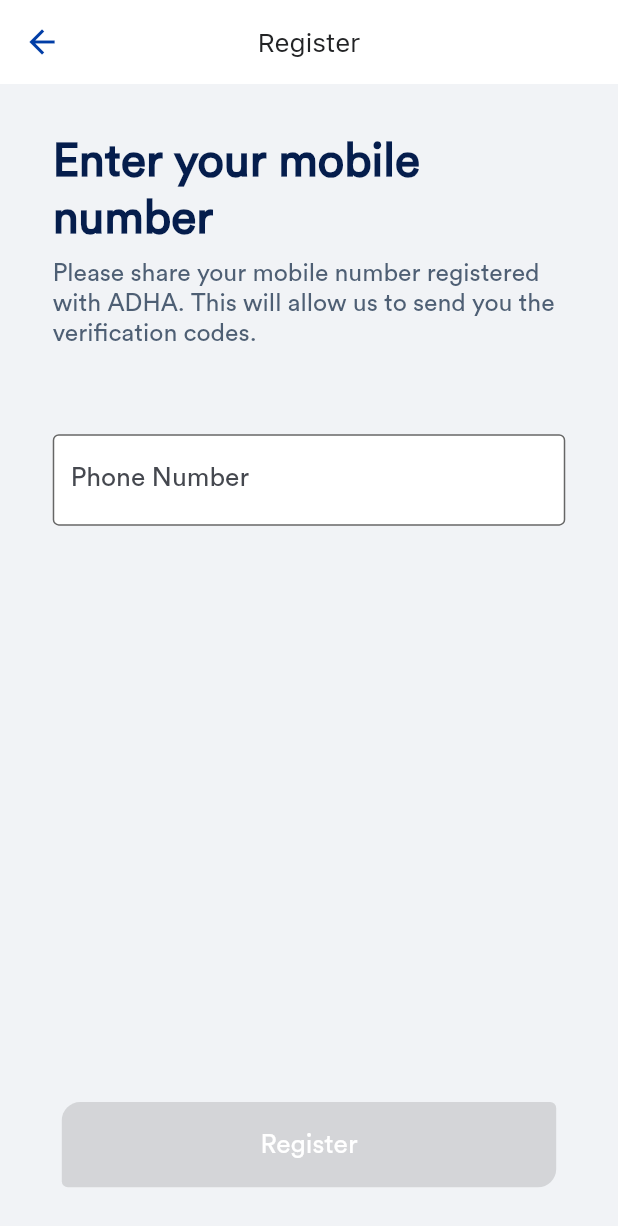
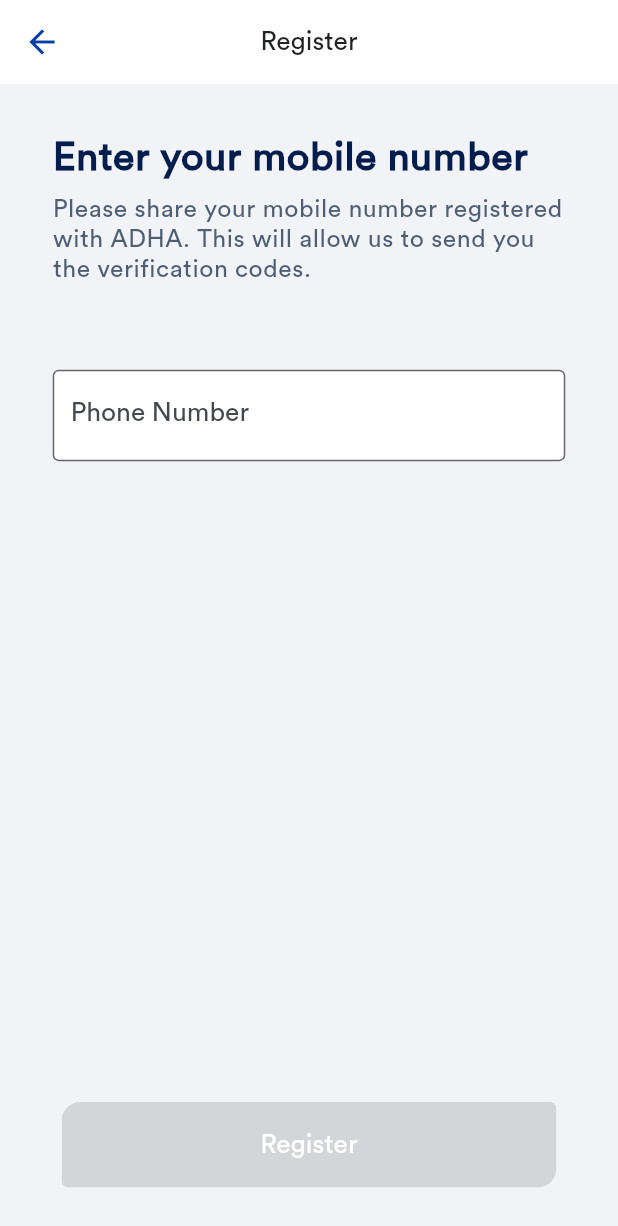
Before and after one commit to milind-nagarro/flutter_starter_kit, a Flutter app: the Register screen opened by its route, on a phone screen of 412 x 824 dp. Shown: the top 1226 px of the screen. Run offline on Flutter 3.47's test engine with Material 2 defaults, Android fonts, the light colour scheme and no system bars; our stand-ins replace bloc, chopper, equatable, firebase_analytics, firebase_core, firebase_crashlytics and 8 more; missing offline and left inert: app_settings; accounts and stored records are empty; generated files the repository leaves out were written again; statements that could not run were skipped.

Commit message:
Added permissions screen for location and faceid. Added location plugin and permission request logic. Minor UI updates in some widget and styles. Added alert dialog with 2 buttons.

```diff
--- a/lib/app/resources/assets.dart
+++ b/lib/app/resources/assets.dart
@@ -4,3 +4,7 @@ welcomeImage(int idx) => 'assets/images/bg$idx.jpg';
 const errorIconTextField = 'assets/images/error.png';
 const validIconTextField = 'assets/images/valid.png';
 const splashImage = 'assets/images/splash.jpg';
+const icLocationPermission = 'assets/images/ic_locationPermission.png';
+const icFaceidPermission = 'assets/images/ic_faceidPermission.png';
+
+const themeFont = 'Circular Std';
--- a/lib/app/resources/colors.dart
+++ b/lib/app/resources/colors.dart
@@ -29,3 +29,4 @@ const textFieldHintText = Color.fromRGBO(135, 143, 158, 1);
 const textFieldErrorBgColor = Color.fromRGBO(255, 234, 235, 1);
 const textFieldBorderColor = Color.fromRGBO(0, 144, 255, 1);
 const textFieldBorderValidColor = Color.fromRGBO(0, 133, 133, 1);
+const pageBGColorDefault = Color(0XFFF1F3F6);
--- a/lib/app/resources/style.dart
+++ b/lib/app/resources/style.dart
@@ -1,3 +1,5 @@
+import 'package:fab_nhl/app/resources/assets.dart';
+import 'package:flutter/cupertino.dart';
 import 'package:flutter/material.dart';
 import 'package:flutter_screenutil/flutter_screenutil.dart';
 
@@ -27,7 +29,7 @@ class FABStyles {
   static TextStyle appStyleButtonText(Color color) {
     return TextStyle(
       color: color,
-      fontFamily: 'Circular Std',
+      fontFamily: themeFont,
       fontWeight: FontWeight.w500,
       fontSize: 16.sp,
     );
@@ -36,7 +38,7 @@ class FABStyles {
   static TextStyle welcomeHeaderText(Color color) {
     return TextStyle(
       fontSize: 28.sp,
-      fontFamily: 'Circular Std',
+      fontFamily: themeFont,
       fontWeight: FontWeight.w900,
       height: 1.25,
       color: color,
@@ -48,11 +50,11 @@ class FABStyles {
       fontSize: 16.sp,
       fontWeight: FontWeight.w500,
       color: inputTextColor,
-      fontFamily: 'Circular Std');
+      fontFamily: themeFont);
 
   static TextStyle textFieldTextStyle(Color color) {
     return TextStyle(
-        fontFamily: 'Circular Std',
+        fontFamily: themeFont,
         color: color,
         fontWeight: FontWeight.w500,
         fontSize: 16.sp);
@@ -61,10 +63,11 @@ class FABStyles {
 // Style for header labels throughout the app
   static TextStyle appStyleHeaderText(Color color) {
     return TextStyle(
-      fontSize: 28.sp,
-      fontFamily: "Circular Std",
+      fontSize: 24.sp,
+      fontFamily: themeFont,
       fontWeight: FontWeight.bold,
-      height: 1.25,
+      height: 1.25.h,
+      letterSpacing: 0.33.sp,
       color: color,
     );
   }
@@ -73,19 +76,20 @@ class FABStyles {
       fontSize: 15.sp,
       fontWeight: FontWeight.w400,
       color: subHeader,
-      fontFamily: 'Circular Std');
+      letterSpacing: 0.33.sp,
+      fontFamily: themeFont);
 
   static final TextStyle redirectLabelStyle = TextStyle(
       fontSize: 14.sp,
       fontWeight: FontWeight.w500,
       color: hintLabel,
-      fontFamily: 'Circular Std');
+      fontFamily: themeFont);
 
   static final TextStyle errorLabelStyle = TextStyle(
       fontSize: 15.sp,
       fontWeight: FontWeight.w400,
       color: alertRed,
-      fontFamily: 'Circular Std');
+      fontFamily: themeFont);
 
   static final appThemeData = ThemeData(
     // primarySwatch: Colors.green,
@@ -121,6 +125,8 @@ class FABWidget {
     String title, {
     bool hasCancel = false,
     Function()? backAction,
+    String? rightBtnTitle,
+    Function()? rightBtnAction,
   }) {
     return AppBar(
         backgroundColor: Colors.white,
@@ -137,17 +143,28 @@ class FABWidget {
                   'cancel',
                   style: TextStyle(
                       color: primaryLabelColor,
-                    fontFamily: 'SF Pro',
+                      fontFamily: themeFont,
                       fontSize: 15.sp),
                 ),
               )
             : BackButton(onPressed: backAction),
         title: Text(
           title,
+          textAlign: TextAlign.center,
           style: TextStyle(
-            color: headerTextColor, fontFamily: 'SF Pro', fontSize: 16.sp),
+              color: headerTextColor,
+              fontFamily: themeFont,
+              fontWeight: FontWeight.w500,
+              fontSize: 16.sp),
         ),
-    );
+        actions: (rightBtnTitle == null)
+            ? null
+            : <Widget>[
+                TextButton(
+                  child: Text(rightBtnTitle),
+                  onPressed: rightBtnAction,
+                ),
+              ]);
   }
 
   static PinTheme defaultPinTheme = PinTheme(
@@ -239,4 +256,44 @@ class FABWidget {
           errorMaxLines: 2),
     );
   }
+
+  static showAlertDialog(BuildContext context, String title, String okBtnTitle,
+      {String? contentStr,
+      Function()? okAction,
+      String? cancelTitle,
+      Function()? cancelAction,
+      bool dismissableFromOutside = true}) {
+    var actions = [
+      TextButton(
+          onPressed: () {
+            Navigator.pop(context);
+            if (okAction != null) {
+              okAction();
             }
+          },
+          child: Text(okBtnTitle))
+    ];
+    if (cancelTitle != null) {
+      actions.insert(
+          0,
+          TextButton(
+              onPressed: cancelAction ?? () => {Navigator.pop(context)},
+              child: Text(cancelTitle)));
+    }
+    showDialog(
+        context: context,
+        barrierDismissible: dismissableFromOutside,
+        builder: (BuildContext context) =>
+            (Theme.of(context).platform == TargetPlatform.iOS)
+                ? CupertinoAlertDialog(
+                    title: Text(title),
+                    content: (contentStr == null) ? null : Text(contentStr),
+                    actions: actions,
+                  )
+                : AlertDialog(
+                    title: Text(title),
+                    content: (contentStr == null) ? null : Text(contentStr),
+                    actions: actions,
+                  ));
+  }
+}
--- a/lib/ui/module/login/login_screen.dart
+++ b/lib/ui/module/login/login_screen.dart
@@ -69,7 +69,7 @@ class LoginScreen extends StatelessWidget {
                               ? Image.asset(errorIconTextField)
                               : null,
                     ),
-                    Row(children: [
+                    /* Row(children: [
                       BlocBuilder<RememberMeCubit, RememberMeValue>(
                           builder: (context, state) {
                         return Checkbox(
@@ -93,7 +93,7 @@ class LoginScreen extends StatelessWidget {
                           AppLocalizations.of(context).not_yet_registered,
                           onPressed: () =>
                               {}), //controller.navigateToRegisterScreen()}),
-                    ]),
+                    ]), */
                   ],
                 ),
                 Positioned(
@@ -137,6 +137,7 @@ class LoginScreen extends StatelessWidget {
   }
 
   void nextScreen() {
+    // locator<AppRouter>().showVerificationScreen([true]);
     locator<AppRouter>().showVerifyPin();
   }
 }
--- a/lib/ui/router/routes_config.dart
+++ b/lib/ui/router/routes_config.dart
@@ -1,3 +1,4 @@
+import 'package:fab_nhl/ui/screen/common_widget/permission_screen.dart';
 import 'package:flutter/material.dart';
 import 'package:fab_nhl/domain/entity/article_entity.dart';
 import 'package:fab_nhl/ui/module/login/login_screen.dart';
@@ -25,6 +26,8 @@ const String setupPin = 'setupPin';
 const String confirmPin = 'confirmPin';
 const String verifyPin = 'verifyPin';
 const String verification = 'verification';
+const String permissionLocation = 'permissionLocation';
+const String permissionFaceid = 'permissionFaceid';
 
 // define initial route
 String get initialRoute => splash;
@@ -65,6 +68,14 @@ Route<dynamic> generateRoute(RouteSettings settings) {
       return MaterialPageRoute(builder: (context) => const SplashScreen());
     case verifyPin:
       return MaterialPageRoute(builder: (context) => const VerifyPinScreen());
+    case permissionFaceid:
+      return MaterialPageRoute(
+          builder: (context) =>
+              const PermissionScreen(type: PermissionType.faceid));
+    case permissionLocation:
+      return MaterialPageRoute(
+          builder: (context) =>
+              const PermissionScreen(type: PermissionType.location));
     default:
       return MaterialPageRoute(
         builder: (context) => Scaffold(
```
Also changed, not shown: lib/app/l10n/app_en.arb (+14 -2 lines), lib/ui/router/app_router.dart (+7 -0 lines), lib/ui/screen/common_widget/permission_screen.dart (added, +187 -0 lines), pubspec.yaml (+12 -0 lines), assets/images/2.0x/ic_faceidPermission.png (added), assets/images/2.0x/ic_locationPermission.png (added), assets/images/3.0x/ic_faceidPermission.png (added), assets/images/3.0x/ic_locationPermission.png (added), assets/images/ic_faceidPermission.png (added), assets/images/ic_locationPermission.png (added), 5 other files. Lines whose indentation alone changed are shown as unchanged.
